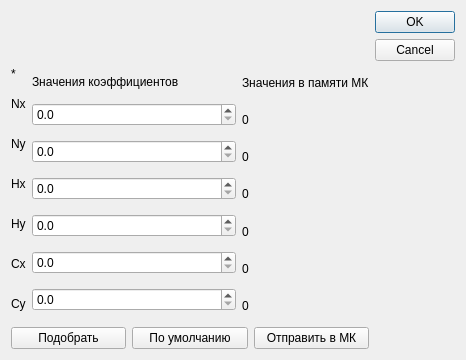
The window that shadowSettings/settingsshadowsfinddialog.ui (cotara/STMviewer) describes before a commit, drawn with Qt 5.
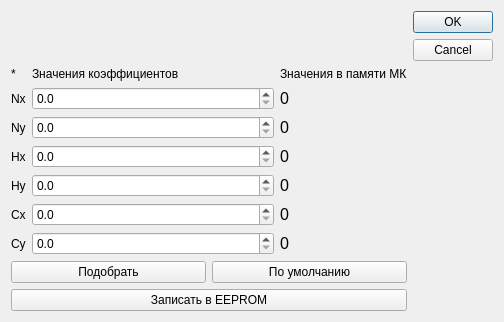
The same window after the commit.

```diff
--- a/shadowSettings/settingsshadowsfinddialog.ui
+++ b/shadowSettings/settingsshadowsfinddialog.ui
@@ -6,8 +6,8 @@
    <rect>
     <x>0</x>
     <y>0</y>
-    <width>466</width>
-    <height>360</height>
+    <width>504</width>
+    <height>311</height>
    </rect>
   </property>
   <property name="windowTitle">
@@ -266,6 +266,12 @@
         <layout class="QVBoxLayout" name="verticalLayout">
          <item>
           <widget class="QLabel" name="label_2">
+           <property name="sizePolicy">
+            <sizepolicy hsizetype="Preferred" vsizetype="Maximum">
+             <horstretch>0</horstretch>
+             <verstretch>0</verstretch>
+            </sizepolicy>
+           </property>
            <property name="text">
             <string>Значения в памяти МК</string>
            </property>
@@ -273,6 +279,11 @@
          </item>
          <item>
           <widget class="QLabel" name="NxMKLabel">
+           <property name="font">
+            <font>
+             <pointsize>12</pointsize>
+            </font>
+           </property>
            <property name="text">
             <string>0</string>
            </property>
@@ -280,6 +291,11 @@
          </item>
          <item>
           <widget class="QLabel" name="NyMKLabel">
+           <property name="font">
+            <font>
+             <pointsize>12</pointsize>
+            </font>
+           </property>
            <property name="text">
             <string>0</string>
            </property>
@@ -287,6 +303,11 @@
          </item>
          <item>
           <widget class="QLabel" name="HxMKLabel">
+           <property name="font">
+            <font>
+             <pointsize>12</pointsize>
+            </font>
+           </property>
            <property name="text">
             <string>0</string>
            </property>
@@ -294,6 +315,11 @@
          </item>
          <item>
           <widget class="QLabel" name="HyMKLabel">
+           <property name="font">
+            <font>
+             <pointsize>12</pointsize>
+            </font>
+           </property>
            <property name="text">
             <string>0</string>
            </property>
@@ -301,6 +327,11 @@
          </item>
          <item>
           <widget class="QLabel" name="CxMKLabel">
+           <property name="font">
+            <font>
+             <pointsize>12</pointsize>
+            </font>
+           </property>
            <property name="text">
             <string>0</string>
            </property>
@@ -308,6 +339,11 @@
          </item>
          <item>
           <widget class="QLabel" name="CyMKLabel">
+           <property name="font">
+            <font>
+             <pointsize>12</pointsize>
+            </font>
+           </property>
            <property name="text">
             <string>0</string>
            </property>
@@ -333,15 +369,15 @@
          </property>
         </widget>
        </item>
-       <item>
-        <widget class="QPushButton" name="sendToMKButton">
-         <property name="text">
-          <string>Отправить в МК</string>
-         </property>
-        </widget>
-       </item>
       </layout>
      </item>
+     <item>
+      <widget class="QPushButton" name="sendToMKButton">
+       <property name="text">
+        <string>Записать в EEPROM</string>
+       </property>
+      </widget>
+     </item>
     </layout>
    </item>
    <item row="0" column="3">
```
